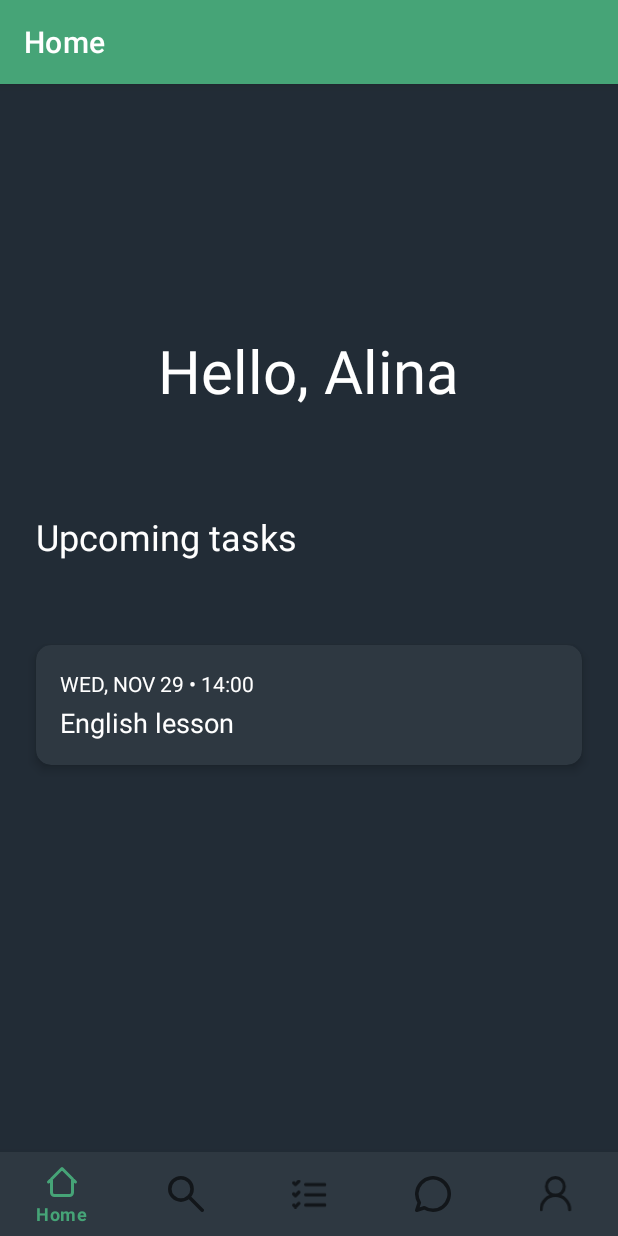
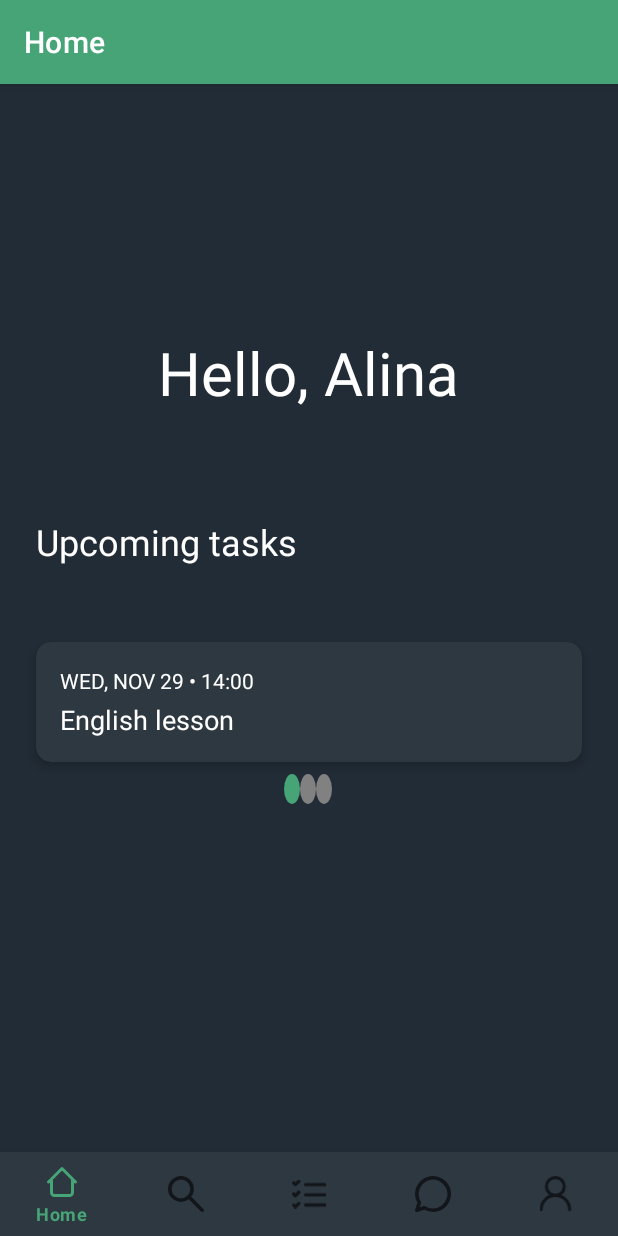
Before and after one commit to jsemaljaa/itu23-lsm, an Android app: the screen it shows after launch (MainActivity), on a phone screen of 412 x 824 dp. Run offline under Robolectric (Android 15) with nearby library versions, the light colour scheme and no system bars; our stand-ins replace navigation-ui.

Commit message:
dots for upcoming tasks scroll

```diff
--- a/app/src/main/java/com/itu/lsm/ui/home/HomeFragment.kt
+++ b/app/src/main/java/com/itu/lsm/ui/home/HomeFragment.kt
@@ -16,10 +16,13 @@ import com.itu.lsm.R
 import com.itu.lsm.TaskAdapter
 import com.itu.lsm.databinding.FragmentHomeBinding
 
+import android.util.Log
+
 class HomeFragment : Fragment() {
 
     private var _binding: FragmentHomeBinding? = null
     private val binding get() = _binding!!
+
 
     // ViewModel
     private val homeViewModel by viewModels<HomeViewModel>()
@@ -44,22 +47,30 @@ class HomeFragment : Fragment() {
 
         homeViewModel.tasks.observe(viewLifecycleOwner) { tasks ->
             taskAdapter.updateTasks(tasks)
+            setupTabDots(tasks.size)
         }
+//        Log.d("HomeFragment", "Item count: $itemCount")
 
+        setupRecyclerViewScrollListener()
+    }
+
+    private fun setupTabDots(itemCount: Int) {
         val tabLayout = binding.tabDots
-        val recyclerView = binding.rvTasks
-
-        val itemCount = taskAdapter.itemCount
-
-        for (i in 0 until itemCount) {
+        tabLayout.removeAllTabs()
+        repeat(itemCount) {
             tabLayout.addTab(tabLayout.newTab())
         }
+    }
+
+    private fun setupRecyclerViewScrollListener() {
+        val recyclerView = binding.rvTasks
+        val tabLayout = binding.tabDots
 
         recyclerView.addOnScrollListener(object : RecyclerView.OnScrollListener() {
             override fun onScrolled(recyclerView: RecyclerView, dx: Int, dy: Int) {
                 val layoutManager = recyclerView.layoutManager as LinearLayoutManager
                 val currentPage = layoutManager.findFirstVisibleItemPosition()
-                tabLayout.selectTab(tabLayout.getTabAt(currentPage))
+                tabLayout.getTabAt(currentPage)?.select()
             }
         })
     }
--- a/app/src/main/res/drawable/default_dot.xml
+++ b/app/src/main/res/drawable/default_dot.xml
@@ -1,7 +1,7 @@
 <shape xmlns:android="http://schemas.android.com/apk/res/android"
     android:shape="oval">
-    <solid android:color="#D3D3D3"/> <!-- Light gray color -->
+    <solid android:color="#818181"/> <!-- Light gray color -->
     <size
-        android:width="8dp"
-        android:height="8dp"/>
+        android:width="1dp"
+        android:height="1dp"/>
 </shape>
--- a/app/src/main/res/drawable/selected_dot.xml
+++ b/app/src/main/res/drawable/selected_dot.xml
@@ -1,7 +1,7 @@
 <shape xmlns:android="http://schemas.android.com/apk/res/android"
     android:shape="oval">
-    <solid android:color="#FFFFFF"/>
+    <solid android:color="@color/green"/>
     <size
-        android:width="8dp"
-        android:height="8dp"/>
+        android:width="1dp"
+        android:height="1dp"/>
 </shape>
--- a/app/src/main/res/layout/fragment_home.xml
+++ b/app/src/main/res/layout/fragment_home.xml
@@ -29,7 +29,7 @@
         android:layout_alignParentStart="true"
         android:layout_marginStart="24dp"
         android:layout_marginEnd="16dp"
-        android:layout_marginBottom="30dp"
+        android:layout_marginBottom="24dp"
         android:text="Upcoming tasks"
         android:textColor="@color/white"
         android:textSize="24sp"
@@ -52,19 +52,22 @@
         app:layout_constraintBottom_toBottomOf="parent"
         app:layout_constraintEnd_toEndOf="parent"
         app:layout_constraintStart_toStartOf="parent"
-        app:layout_constraintTop_toBottomOf="@+id/tvUpcomingTasks" />
+        app:layout_constraintTop_toBottomOf="@+id/tvUpcomingTasks"
+        tools:itemCount="1" />
 
     <com.google.android.material.tabs.TabLayout
         android:id="@+id/tabDots"
+        style="@style/CustomTabLayout"
         android:layout_width="wrap_content"
-        android:layout_height="wrap_content"
+        android:layout_height="30px"
+        android:background="#00FFFFFF"
+        app:layout_constraintEnd_toEndOf="parent"
+        app:layout_constraintHorizontal_bias="0.498"
+        app:layout_constraintStart_toStartOf="parent"
+        app:layout_constraintTop_toBottomOf="@+id/rvTasks"
+        app:tabBackground="@drawable/tab_selector"
         app:tabGravity="center"
-        app:tabIndicatorHeight="0dp"
-        app:tabBackground="@drawable/tab_selector"
         app:tabIndicator="@drawable/tab_indicator_selector"
-        app:layout_constraintBottom_toBottomOf="@id/rvTasks"
-        app:layout_constraintStart_toStartOf="@id/rvTasks"
-        app:layout_constraintEnd_toEndOf="@id/rvTasks"
-        app:layout_constraintTop_toBottomOf="@id/rvTasks" />
+        app:tabIndicatorHeight="0dp" />
 
 </androidx.constraintlayout.widget.ConstraintLayout>
--- /dev/null
+++ b/app/src/main/res/values/styles.xml
@@ -0,0 +1,8 @@
+<?xml version="1.0" encoding="utf-8"?>
+<resources>
+    <style name="CustomTabLayout" parent="Widget.MaterialComponents.TabLayout">
+        <item name="tabInlineLabel">true</item>
+        <item name="tabPaddingStart">5dp</item>
+        <item name="tabPaddingEnd">5dp</item>
+    </style>
+</resources>
```
